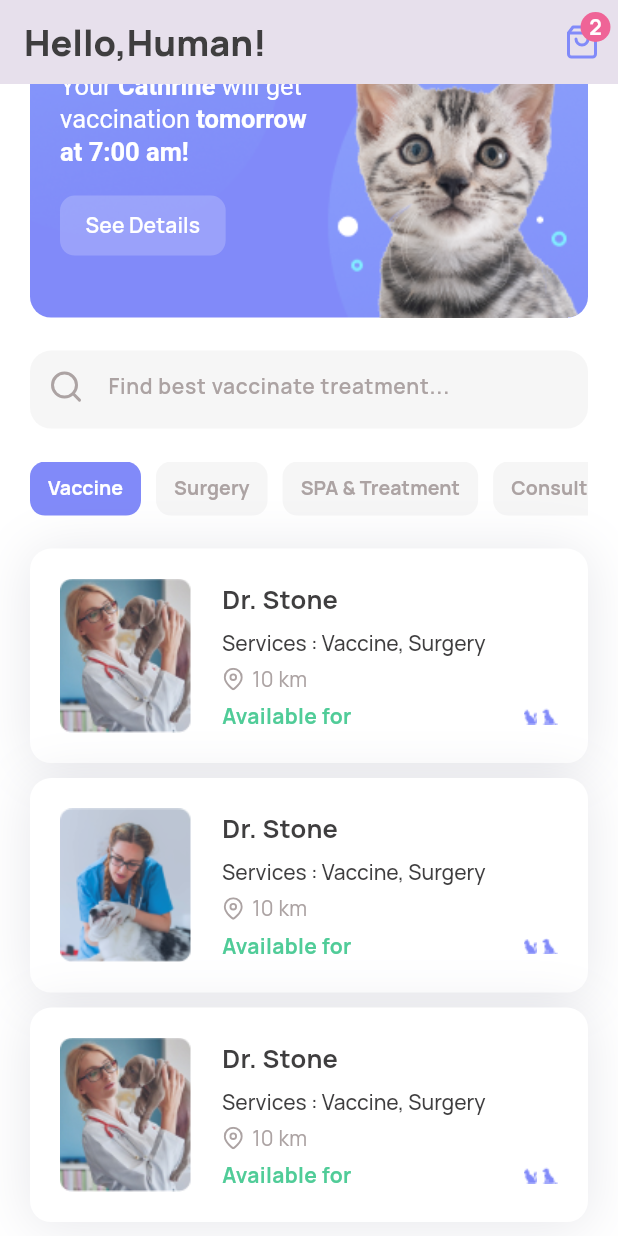
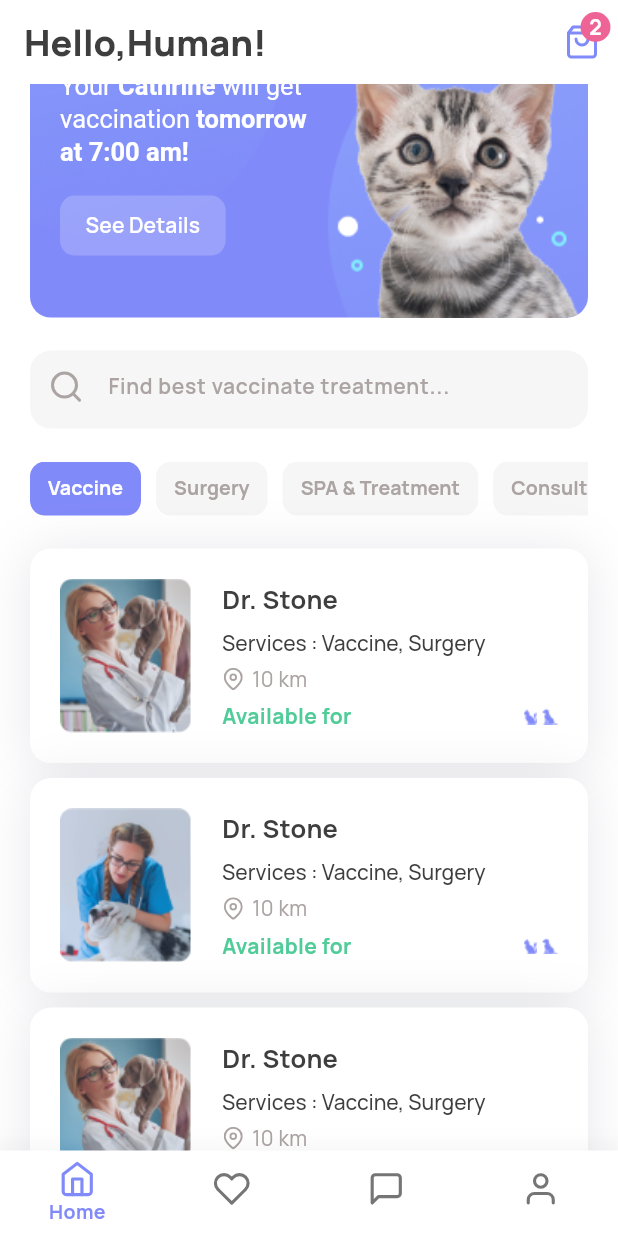
Before and after one commit to wendietibrias/flutter-healthy-pet-app, a Flutter app: the screen it shows after launch, scrolled down 58 dp, on a phone screen of 412 x 824 dp. Run offline on Flutter 3.47's test engine with Material 3 defaults, Android fonts, the light colour scheme and no system bars; our stand-ins replace feather_icons, hexcolor.

Commit message:
feat: bottom bar in homepage

```diff
--- /dev/null
+++ b/lib/components/home/BottomNavigation.dart
@@ -0,0 +1,81 @@
+import 'package:feather_icons/feather_icons.dart';
+import 'package:flutter/material.dart';
+import 'package:healthy_pet_ui/styles/appcolor.dart';
+import 'package:hexcolor/hexcolor.dart';
+
+class BottomNavigation extends StatefulWidget {
+  const BottomNavigation({super.key});
+
+  @override
+  State<BottomNavigation> createState() => _BottomNavigationState();
+}
+
+class _BottomNavigationState extends State<BottomNavigation> {
+  int _currentIndex = 0;
+
+  void onTaped(int index) {
+    setState(() {
+      _currentIndex = index;
+    });
+  }
+
+  @override
+  Widget build(BuildContext context) {
+    return BottomNavigationBar(
+        iconSize: 25,
+        type: BottomNavigationBarType.fixed,
+        backgroundColor: HexColor(AppColor.white),
+        fixedColor: HexColor(AppColor.primaryColor),
+        onTap: onTaped,
+        selectedFontSize: 13,
+        showSelectedLabels: true,
+        showUnselectedLabels: false,
+        elevation: 20,
+        selectedLabelStyle:
+            TextStyle(fontFamily: 'Manrope', fontWeight: FontWeight.w700),
+        unselectedLabelStyle:
+            TextStyle(fontFamily: 'Manrope', fontWeight: FontWeight.w500),
+        currentIndex: _currentIndex,
+        items: const <BottomNavigationBarItem>[
+          BottomNavigationBarItem(
+            icon: Icon(FeatherIcons.home),
+            label: "Home",
+          ),
+          BottomNavigationBarItem(
+              icon: Icon(FeatherIcons.heart), label: "Favorites"),
+          BottomNavigationBarItem(
+              icon: Icon(FeatherIcons.messageSquare), label: "Message"),
+          BottomNavigationBarItem(
+              icon: Icon(FeatherIcons.user), label: "Profile")
+        ]);
+  }
+}
+
+/*
+
+ BottomNavigationBar(
+        iconSize: 25,
+        type: BottomNavigationBarType.fixed,
+        backgroundColor: HexColor(AppColor.white),
+        fixedColor: HexColor(AppColor.primaryColor),
+        onTap: onTaped,
+        selectedFontSize: 13,
+        selectedLabelStyle:
+            TextStyle(fontFamily: 'Manrope', fontWeight: FontWeight.w600),
+        unselectedLabelStyle:
+            TextStyle(fontFamily: 'Manrope', fontWeight: FontWeight.w400),
+        currentIndex: _currentIndex,
+        items: const <BottomNavigationBarItem>[
+          BottomNavigationBarItem(
+            icon: Icon(FeatherIcons.home),
+            label: "Home",
+          ),
+          BottomNavigationBarItem(
+              icon: Icon(FeatherIcons.heart), label: "Favorites"),
+          BottomNavigationBarItem(
+              icon: Icon(FeatherIcons.messageSquare), label: "Message"),
+          BottomNavigationBarItem(
+              icon: Icon(FeatherIcons.user), label: "Profile")
+        ]);
+
+*/
--- a/lib/main.dart
+++ b/lib/main.dart
@@ -14,10 +14,11 @@ class MyApp extends StatelessWidget {
     return MaterialApp(
       title: 'Flutter Demo',
       theme: ThemeData(
-        fontFamily: 'Manrope',
-        colorScheme: ColorScheme.fromSeed(seedColor: Colors.deepPurple),
-        useMaterial3: true,
-      ),
+          fontFamily: 'Manrope',
+          useMaterial3: true,
+          splashColor: Colors.transparent,
+          highlightColor: Colors.transparent,
+          appBarTheme: AppBarTheme(elevation: 0)),
       home: const Boarding(),
     );
   }
--- a/lib/screens/home_screen.dart
+++ b/lib/screens/home_screen.dart
@@ -2,6 +2,7 @@ import 'package:feather_icons/feather_icons.dart';
 import 'package:flutter/foundation.dart';
 import 'package:flutter/material.dart';
 import 'package:healthy_pet_ui/components/home/BannerHome.dart';
+import 'package:healthy_pet_ui/components/home/BottomNavigation.dart';
 import 'package:healthy_pet_ui/components/home/Category.dart';
 import 'package:healthy_pet_ui/components/home/DoctorList.dart';
 import 'package:healthy_pet_ui/components/home/Search.dart';
@@ -20,7 +21,13 @@ class _HomeScreenState extends State<HomeScreen> {
   Widget build(BuildContext context) {
     return Scaffold(
         backgroundColor: HexColor(AppColor.white),
+        bottomNavigationBar: const BottomNavigation(),
         appBar: AppBar(
+          backgroundColor: Colors.transparent,
+          bottomOpacity: 0.0,
+          elevation: 0.0,
+          // New parameter:
+          scrolledUnderElevation: 0,
           title: Text('Hello,Human!',
               style: TextStyle(
                   fontSize: 24,
```
